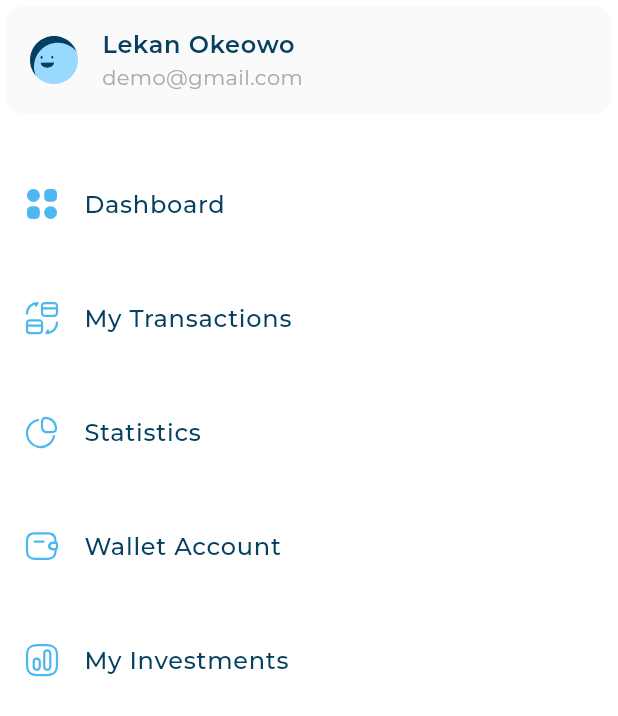
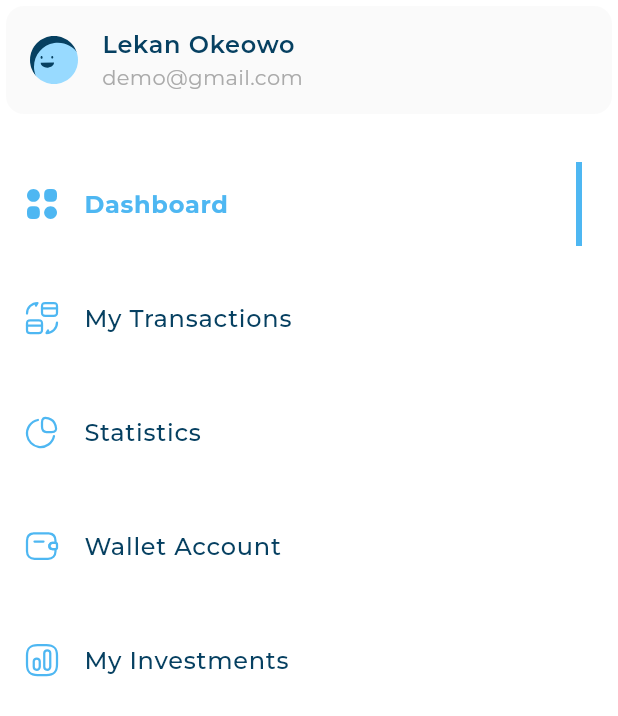
Before and after one commit to MahmoudAbuelazm/responsive_dash_board, a Flutter app: the CustomDrawer widget shown alone on an empty page, opened directly, on a phone screen of 412 x 824 dp. Shown: the top 716 px of the screen. Run offline on Flutter 3.47's test engine with Material 3 defaults, Android fonts, the phone set to English and light mode, and no system bars; our stand-ins replace flutter_svg, google_fonts.

Commit message:
Add DrawerItemsListView and refactor CustomDrawer to utilize it for improved drawer item management

```diff
--- /dev/null
+++ b/lib/section/drawer_items_list_view.dart
@@ -0,0 +1,55 @@
+import 'package:flutter/material.dart';
+
+import '../models/drawer_item_model.dart';
+import '../utils/app_images.dart';
+import '../widgets/drawer_item.dart';
+
+class DrawerItemsListView extends StatefulWidget {
+  const DrawerItemsListView({
+    super.key,
+  });
+
+  @override
+  State<DrawerItemsListView> createState() => _DrawerItemsListViewState();
+}
+
+class _DrawerItemsListViewState extends State<DrawerItemsListView> {
+  final List<DrawerItemModel> items = [
+    const DrawerItemModel(title: "Dashboard", icon: Assets.imagesDashboard),
+    const DrawerItemModel(
+        title: "My Transactions", icon: Assets.imagesMyTransctions),
+    const DrawerItemModel(title: "Statistics", icon: Assets.imagesStatistics),
+    const DrawerItemModel(
+        title: "Wallet Account", icon: Assets.imagesWalletAccount),
+    const DrawerItemModel(
+        title: "My Investments", icon: Assets.imagesMyInvestments),
+  ];
+
+  int selectedIndex = 0;
+  @override
+  Widget build(BuildContext context) {
+    return ListView.builder(
+      physics: const NeverScrollableScrollPhysics(),
+      shrinkWrap: true,
+      itemCount: items.length,
+      itemBuilder: (context, index) {
+        return GestureDetector(
+          onTap: () {
+            if (selectedIndex != index) {
+              setState(() {
+                selectedIndex = index;
+              });
+            }
+          },
+          child: Padding(
+            padding: const EdgeInsets.only(top: 20),
+            child: DrawerItem(
+              item: items[index],
+              isActive: selectedIndex == index,
+            ),
+          ),
+        );
+      },
+    );
+  }
+}
--- /dev/null
+++ b/lib/widgets/active_drawer_item.dart
@@ -0,0 +1,33 @@
+import 'package:flutter/material.dart';
+import 'package:flutter_svg/flutter_svg.dart';
+
+import '../models/drawer_item_model.dart';
+import '../utils/text_styles.dart';
+
+class ActiveDrawerItem extends StatelessWidget {
+  const ActiveDrawerItem({
+    super.key,
+    required this.item,
+  });
+
+  final DrawerItemModel item;
+
+  @override
+  Widget build(BuildContext context) {
+    return ListTile(
+      leading: SvgPicture.asset(
+        item.icon,
+      ),
+      title: Text(
+        item.title,
+        style: AppStyles.styleBold16(context),
+      ),
+      trailing: Container(
+        width: 4,
+        decoration: const BoxDecoration(
+          color: Color(0xff4EB7F2),
+        ),
+      ),
+    );
+  }
+}
--- a/lib/widgets/custom_drawer.dart
+++ b/lib/widgets/custom_drawer.dart
@@ -1,49 +1,29 @@
 import 'package:flutter/material.dart';
 import 'package:responsive_dash_board/widgets/user_info_list_tile.dart';
 
-import '../models/drawer_item_model.dart';
+import '../section/drawer_items_list_view.dart';
 import '../utils/app_images.dart';
-import 'drawer_item.dart';
 
 class CustomDrawer extends StatelessWidget {
   const CustomDrawer({super.key});
 
-  static List<DrawerItemModel> items = [
-    const DrawerItemModel(title: "Dashboard", icon: Assets.imagesDashboard),
-    const DrawerItemModel(
-        title: "My Transactions", icon: Assets.imagesMyTransctions),
-    const DrawerItemModel(title: "Statistics", icon: Assets.imagesStatistics),
-    const DrawerItemModel(
-        title: "Wallet Account", icon: Assets.imagesWalletAccount),
-    const DrawerItemModel(
-        title: "My Investments", icon: Assets.imagesMyInvestments),
-  ];
+
 
   @override
   Widget build(BuildContext context) {
     return Container(
       color: Colors.white,
-      child:  Column(
+      child:  const Column(
         children: [
-          const UserInfoListTile(
+          UserInfoListTile(
             image: Assets.imagesAvatar3,
             title: "Lekan Okeowo",
             subtitle: "demo@gmail.com",
           ),
-          const SizedBox(
+          SizedBox(
             height: 8,
           ),
-          ListView.builder(
-            physics: const NeverScrollableScrollPhysics(),
-            shrinkWrap: true,
-            itemCount: items.length,
-            itemBuilder: (context, index) {
-              return Padding(
-                padding: const EdgeInsets.only(top: 20),
-                child: DrawerItem(item: items[index]),
-              );
-            },
-          ),
+          DrawerItemsListView(),
         ],
       ),
     );
--- a/lib/widgets/drawer_item.dart
+++ b/lib/widgets/drawer_item.dart
@@ -1,23 +1,18 @@
 import 'package:flutter/material.dart';
-import 'package:flutter_svg/flutter_svg.dart';
 import 'package:responsive_dash_board/models/drawer_item_model.dart';
 
-import '../utils/text_styles.dart';
+import 'active_drawer_item.dart';
+import 'in_active_drawer_item.dart';
 
 class DrawerItem extends StatelessWidget {
   final DrawerItemModel item;
-  const DrawerItem({super.key, required this.item});
+  final bool isActive;
+  const DrawerItem({super.key, required this.item, required this.isActive});
 
   @override
   Widget build(BuildContext context) {
-    return ListTile(
-      leading: SvgPicture.asset(
-        item.icon,
-      ),
-      title: Text(
-        item.title,
-        style: AppStyles.styleMedium16(context)
-      ),
-    );
+    return isActive
+        ? ActiveDrawerItem(item: item)
+        : InActiveDrawerItem(item: item);
   }
 }
--- /dev/null
+++ b/lib/widgets/in_active_drawer_item.dart
@@ -0,0 +1,28 @@
+
+import 'package:flutter/material.dart';
+import 'package:flutter_svg/flutter_svg.dart';
+
+import '../models/drawer_item_model.dart';
+import '../utils/text_styles.dart';
+
+class InActiveDrawerItem extends StatelessWidget {
+  const InActiveDrawerItem({
+    super.key,
+    required this.item,
+  });
+
+  final DrawerItemModel item;
+
+  @override
+  Widget build(BuildContext context) {
+    return ListTile(
+      leading: SvgPicture.asset(
+        item.icon,
+      ),
+      title: Text(
+        item.title,
+        style: AppStyles.styleMedium16(context)
+      ),
+    );
+  }
+}
```
